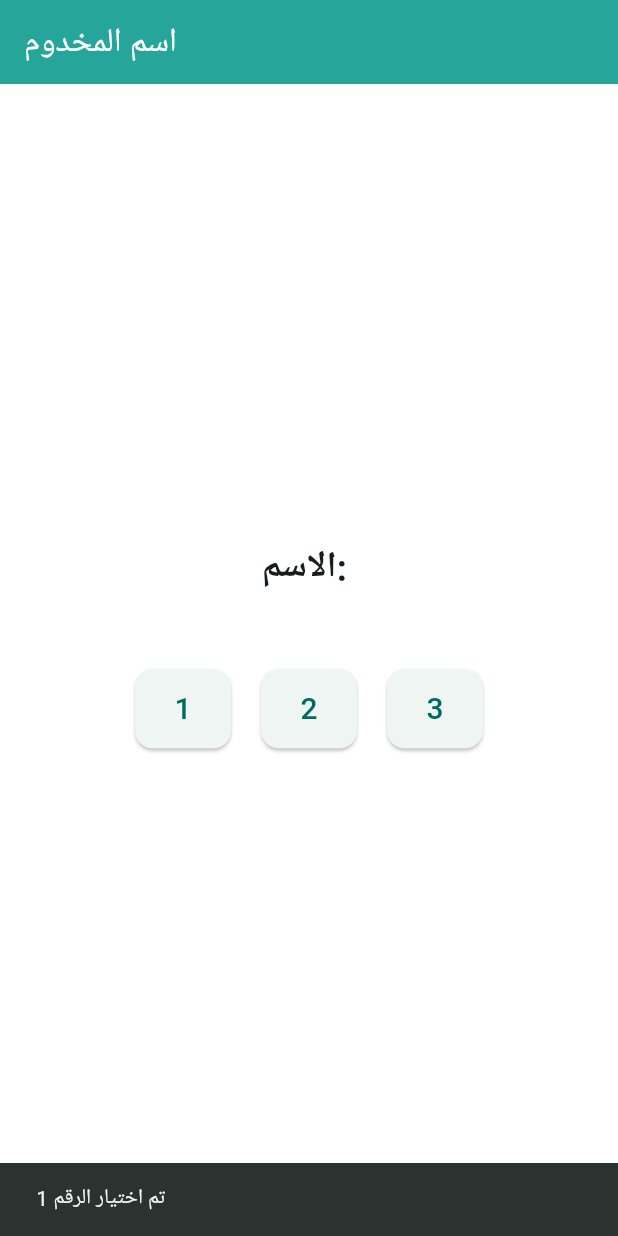
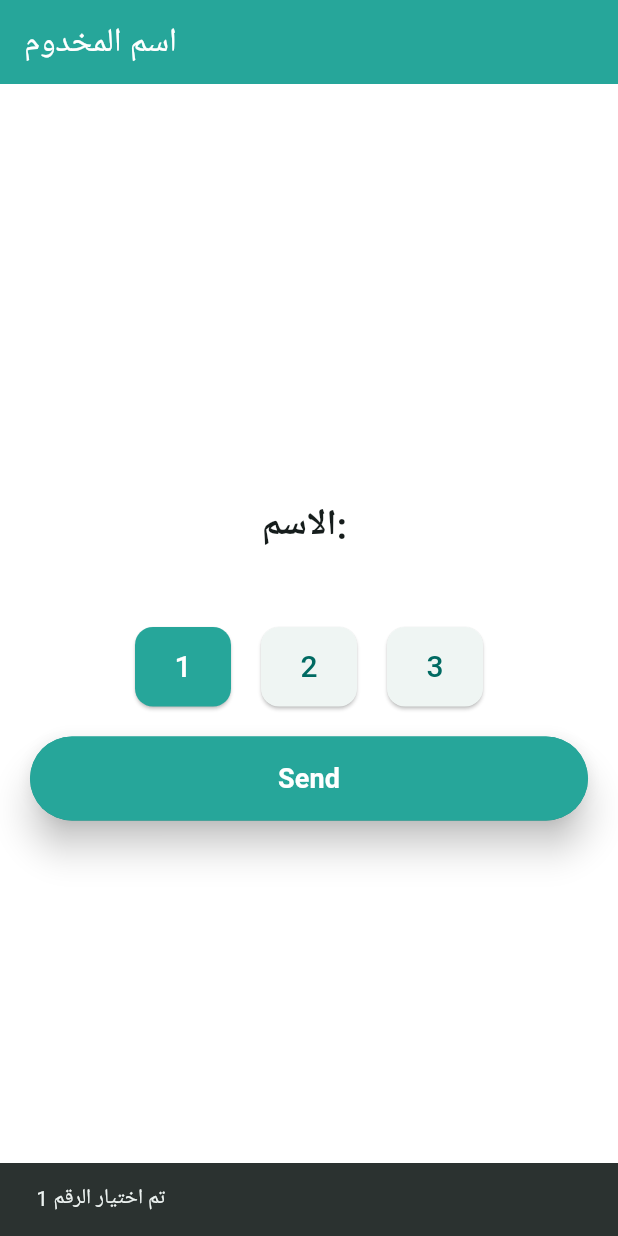
Before and after one commit to MinaYasser100/conference_app, a Flutter app: the ShowNameScreen screen opened directly with empty values, after a tap on an icon or button, on a phone screen of 412 x 824 dp. Run offline on Flutter 3.47's test engine with Material 3 defaults, Android fonts, the phone set to English and light mode, and no system bars; our stand-ins replace animate_do, connectivity_plus, dio, flutter_bloc, flutter_screenutil, go_router and 2 more; missing offline and left inert: mobile_scanner; accounts and stored records are empty; Roboto replaces fonts that are missing (Cairo).

Commit message:
select points for name

```diff
--- /dev/null
+++ b/lib/features/home/manager/select_point_cubit/select_point_cubit.dart
@@ -0,0 +1,12 @@
+import 'package:flutter/material.dart';
+import 'package:flutter_bloc/flutter_bloc.dart';
+
+part 'select_point_state.dart';
+
+class SelectPointCubit extends Cubit<SelectPointState> {
+  SelectPointCubit() : super(SelectPointInitial());
+
+  void selectNumberPoint(int number) {
+    emit(PointSelectedState(selectedPoint: number));
+  }
+}
--- /dev/null
+++ b/lib/features/home/manager/select_point_cubit/select_point_state.dart
@@ -0,0 +1,12 @@
+part of 'select_point_cubit.dart';
+
+@immutable
+sealed class SelectPointState {}
+
+final class SelectPointInitial extends SelectPointState {}
+
+final class PointSelectedState extends SelectPointState {
+  final int selectedPoint;
+
+  PointSelectedState({required this.selectedPoint});
+}
--- /dev/null
+++ b/lib/features/home/ui/widgets/select_points_widget.dart
@@ -0,0 +1,51 @@
+import 'package:conference_app/core/utils/colors.dart';
+import 'package:conference_app/features/home/manager/select_point_cubit/select_point_cubit.dart';
+import 'package:flutter/material.dart';
+import 'package:flutter_bloc/flutter_bloc.dart';
+
+class SelectPointsWidget extends StatelessWidget {
+  const SelectPointsWidget({super.key});
+
+  @override
+  Widget build(BuildContext context) {
+    return BlocBuilder<SelectPointCubit, SelectPointState>(
+      builder: (context, state) {
+        int? select = state is PointSelectedState ? state.selectedPoint : null;
+        return Padding(
+          padding: const EdgeInsets.only(bottom: 20.0, top: 50),
+          child: Row(
+            mainAxisAlignment: MainAxisAlignment.center,
+            children: [
+              _numberButton(context, 1, select),
+              const SizedBox(width: 20),
+              _numberButton(context, 2, select),
+              const SizedBox(width: 20),
+              _numberButton(context, 3, select),
+            ],
+          ),
+        );
+      },
+    );
+  }
+
+  Widget _numberButton(BuildContext context, int number, int? selected) {
+    final bool isSelect = number == selected;
+    return ElevatedButton(
+      onPressed: () {
+        context.read<SelectPointCubit>().selectNumberPoint(number);
+        ScaffoldMessenger.of(
+          context,
+        ).showSnackBar(SnackBar(content: Text('تم اختيار الرقم $number')));
+      },
+      style: ElevatedButton.styleFrom(
+        backgroundColor: isSelect ? ColorsTheme().primaryColor : null,
+        padding: const EdgeInsets.symmetric(horizontal: 24, vertical: 12),
+        shape: RoundedRectangleBorder(borderRadius: BorderRadius.circular(12)),
+      ),
+      child: Text(
+        '$number',
+        style: TextStyle(fontSize: 20, color: isSelect ? Colors.white : null),
+      ),
+    );
+  }
+}
--- a/lib/features/home/ui/widgets/show_name_screen.dart
+++ b/lib/features/home/ui/widgets/show_name_screen.dart
@@ -1,4 +1,8 @@
+import 'package:conference_app/features/home/manager/select_point_cubit/select_point_cubit.dart';
+import 'package:conference_app/features/home/ui/widgets/custom_button.dart';
+import 'package:conference_app/features/home/ui/widgets/select_points_widget.dart';
 import 'package:flutter/material.dart';
+import 'package:flutter_bloc/flutter_bloc.dart';
 import 'package:google_fonts/google_fonts.dart';
 
 class ShowNameScreen extends StatelessWidget {
@@ -7,9 +11,13 @@ class ShowNameScreen extends StatelessWidget {
 
   @override
   Widget build(BuildContext context) {
-    return Scaffold(
+    return BlocProvider(
+      create: (context) => SelectPointCubit(),
+      child: Scaffold(
         appBar: AppBar(title: const Text("اسم المخدوم")),
-      body: Column(
+        body: Padding(
+          padding: const EdgeInsets.all(20.0),
+          child: Column(
             mainAxisAlignment: MainAxisAlignment.center,
             children: [
               // الاسم في المنتصف
@@ -22,38 +30,12 @@ class ShowNameScreen extends StatelessWidget {
                   ),
                 ),
               ),
-
-          Padding(
-            padding: const EdgeInsets.only(bottom: 20.0, top: 50),
-            child: Row(
-              mainAxisAlignment: MainAxisAlignment.center,
-              children: [
-                _numberButton(context, 1),
-                const SizedBox(width: 20),
-                _numberButton(context, 2),
-                const SizedBox(width: 20),
-                _numberButton(context, 3),
+              SelectPointsWidget(),
+              CustomButton(text: 'Send', onPressed: () {}),
             ],
           ),
         ),
-        ],
       ),
     );
   }
-
-  Widget _numberButton(BuildContext context, int number) {
-    return ElevatedButton(
-      onPressed: () {
-        // نفذ الإجراء المطلوب هنا
-        ScaffoldMessenger.of(
-          context,
-        ).showSnackBar(SnackBar(content: Text('تم اختيار الرقم $number')));
-      },
-      style: ElevatedButton.styleFrom(
-        padding: const EdgeInsets.symmetric(horizontal: 24, vertical: 12),
-        shape: RoundedRectangleBorder(borderRadius: BorderRadius.circular(12)),
-      ),
-      child: Text('$number', style: const TextStyle(fontSize: 20)),
-    );
 }
-}
```
Lines whose indentation alone changed are shown as unchanged.
